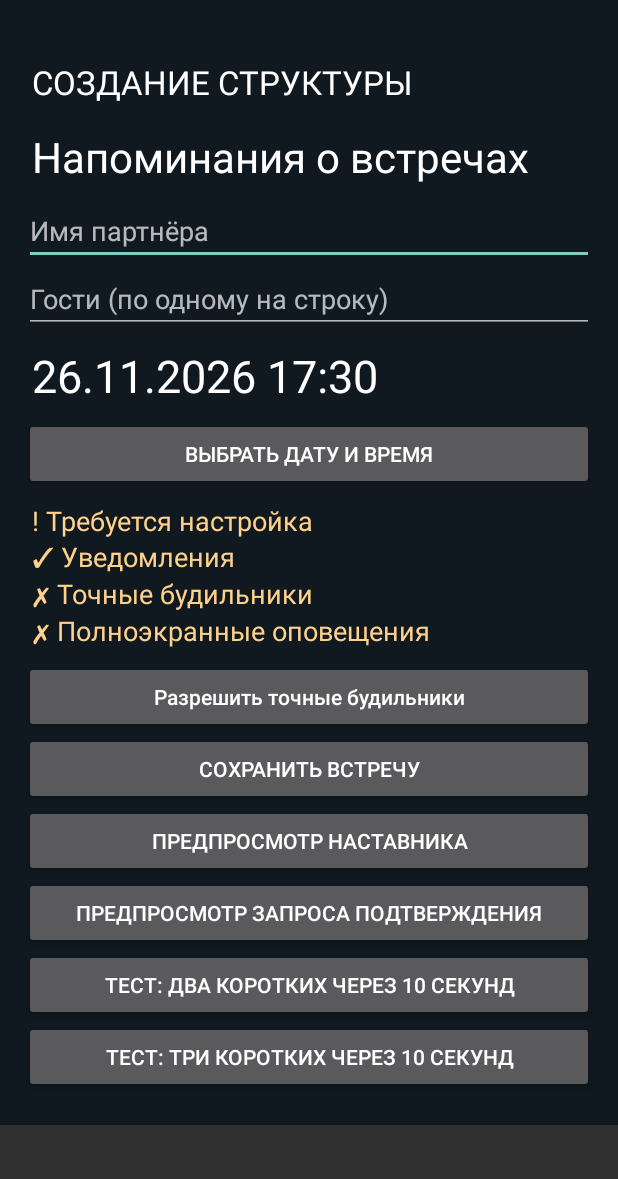
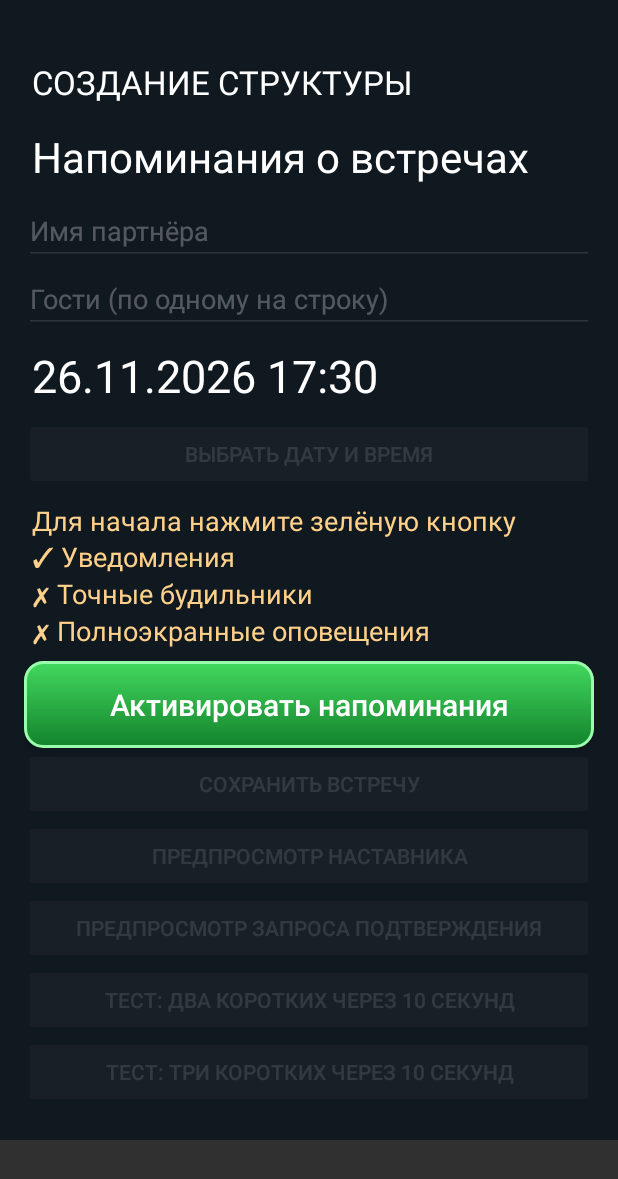
Before and after one commit to sbaigazinov32-svg/my-project, an Android app: the screen it shows after launch (MainActivity), on a phone screen of 412 x 824 dp. Shown: the top 1179 px of the screen. Run offline under Robolectric (Android 15) with nearby library versions, the phone set to English and light mode, and no system bars; our stand-ins replace data binding.

Commit message:
Guide permission activation from one green button and gate home controls

```diff
--- a/reminder-android/app/src/main/java/kz/structure/reminder/MainActivity.java
+++ b/reminder-android/app/src/main/java/kz/structure/reminder/MainActivity.java
@@ -9,7 +9,7 @@ public class MainActivity extends Activity {
  String fmt(long t,String f){return new SimpleDateFormat(f,new Locale("ru","RU")).format(new Date(t));}
  public void onCreate(Bundle b){super.onCreate(b);if(b!=null&&b.getParcelable("visibleAlarm")!=null){showAlarm((Intent)b.getParcelable("visibleAlarm"));return;}if(getIntent().hasExtra("stage"))showAlarm(getIntent());else home();}
  protected void onNewIntent(Intent i){super.onNewIntent(i);setIntent(i);if(i.hasExtra("stage"))showAlarm(i);else home();}
- void home(){visibleAlarm=null;actions=null;if(Build.VERSION.SDK_INT>=27){setShowWhenLocked(false);setTurnScreenOn(false);}getWindow().clearFlags(android.view.WindowManager.LayoutParams.FLAG_KEEP_SCREEN_ON);base();label("СОЗДАНИЕ СТРУКТУРЫ",22);label("Напоминания о встречах",28);partner=field("Имя партнёра");guests=field("Гости (по одному на строку)");date=Calendar.getInstance();date.add(Calendar.HOUR,7);time=label(fmt(date.getTimeInMillis(),"dd.MM.yyyy HH:mm"),30);button("Выбрать дату и время",()->new DatePickerDialog(this,(v,y,m,d)->{date.set(y,m,d);new TimePickerDialog(this,(w,h,min)->{date.set(Calendar.HOUR_OF_DAY,h);date.set(Calendar.MINUTE,min);date.set(Calendar.SECOND,0);time.setText(fmt(date.getTimeInMillis(),"dd.MM.yyyy HH:mm"));},date.get(Calendar.HOUR_OF_DAY),date.get(Calendar.MINUTE),true).show();},date.get(Calendar.YEAR),date.get(Calendar.MONTH),date.get(Calendar.DAY_OF_MONTH)).show());permissionPanel();button("Сохранить встречу",()->schedule());button("Предпросмотр наставника",()->showAlarm(data(2,date.getTimeInMillis(),900).putExtra("mentor",true)));button("Предпросмотр запроса подтверждения",()->showAlarm(data(2,date.getTimeInMillis(),901).putExtra("mentor",true).putExtra("approval",true)));button("Тест: два коротких через 10 секунд",()->test(6));button("Тест: три коротких через 10 секунд",()->test(2));}
+ void home(){permissionStatus=null;permissionButton=null;visibleAlarm=null;actions=null;if(Build.VERSION.SDK_INT>=27){setShowWhenLocked(false);setTurnScreenOn(false);}getWindow().clearFlags(android.view.WindowManager.LayoutParams.FLAG_KEEP_SCREEN_ON);base();label("СОЗДАНИЕ СТРУКТУРЫ",22);label("Напоминания о встречах",28);partner=field("Имя партнёра");guests=field("Гости (по одному на строку)");date=Calendar.getInstance();date.add(Calendar.HOUR,7);time=label(fmt(date.getTimeInMillis(),"dd.MM.yyyy HH:mm"),30);button("Выбрать дату и время",()->new DatePickerDialog(this,(v,y,m,d)->{date.set(y,m,d);new TimePickerDialog(this,(w,h,min)->{date.set(Calendar.HOUR_OF_DAY,h);date.set(Calendar.MINUTE,min);date.set(Calendar.SECOND,0);time.setText(fmt(date.getTimeInMillis(),"dd.MM.yyyy HH:mm"));},date.get(Calendar.HOUR_OF_DAY),date.get(Calendar.MINUTE),true).show();},date.get(Calendar.YEAR),date.get(Calendar.MONTH),date.get(Calendar.DAY_OF_MONTH)).show());permissionPanel();button("Сохранить встречу",()->schedule());button("Предпросмотр наставника",()->showAlarm(data(2,date.getTimeInMillis(),900).putExtra("mentor",true)));button("Предпросмотр запроса подтверждения",()->showAlarm(data(2,date.getTimeInMillis(),901).putExtra("mentor",true).putExtra("approval",true)));button("Тест: два коротких через 10 секунд",()->test(6));button("Тест: три коротких через 10 секунд",()->test(2));refreshPermissions();}
  Intent data(int stage,long meeting,int id){return new Intent(this,AlarmReceiver.class).putExtra("stage",stage).putExtra("meeting",meeting).putExtra("partner",partner.getText().toString()).putExtra("guests",guests.getText().toString()).putExtra("id",id);}
  boolean set(Intent i,long when){AlarmManager a=getSystemService(AlarmManager.class);if(Build.VERSION.SDK_INT>=31&&!a.canScheduleExactAlarms()){Toast.makeText(this,"Разрешите точные будильники",1).show();return false;}PendingIntent p=PendingIntent.getBroadcast(this,i.getIntExtra("id",0),i,PendingIntent.FLAG_UPDATE_CURRENT|PendingIntent.FLAG_IMMUTABLE);PendingIntent show=PendingIntent.getActivity(this,i.getIntExtra("id",0),new Intent(this,MainActivity.class).putExtras(i),PendingIntent.FLAG_UPDATE_CURRENT|PendingIntent.FLAG_IMMUTABLE);a.setAlarmClock(new AlarmManager.AlarmClockInfo(when,show),p);return true;}
  void test(int stage){set(data(stage,System.currentTimeMillis()+10000+stage*3600000L,stage),System.currentTimeMillis()+10000);}
@@ -52,9 +52,17 @@ public class MainActivity extends Activity {
  boolean notificationsReady(){return getSystemService(NotificationManager.class).areNotificationsEnabled();}
  boolean exactReady(){return Build.VERSION.SDK_INT<31||getSystemService(AlarmManager.class).canScheduleExactAlarms();}
  boolean fullReady(){return Build.VERSION.SDK_INT<34||getSystemService(NotificationManager.class).canUseFullScreenIntent();}
- void permissionPanel(){permissionStatus=label("",18);permissionButton=new Button(this);permissionButton.setAllCaps(false);layout.addView(permissionButton);permissionButton.setOnClickListener(v->configurePermissions());refreshPermissions();}
- void refreshPermissions(){if(visibleAlarm!=null||permissionStatus==null)return;boolean n=notificationsReady(),e=exactReady(),f=fullReady();permissionStatus.setText((n&&e&&f?"✓ Напоминания готовы":"! Требуется настройка")+"\n"+(n?"✓":"✗")+" Уведомления\n"+(e?"✓":"✗")+" Точные будильники\n"+(f?"✓":"✗")+" Полноэкранные оповещения");permissionStatus.setTextColor(n&&e&&f?0xff83e6a2:0xffffd18a);permissionButton.setText(!n?"Настроить уведомления":!e?"Разрешить точные будильники":!f?"Включить полноэкранные оповещения":"Проверить готовность");}
- void configurePermissions(){try{if(!notificationsReady()){if(Build.VERSION.SDK_INT>=33&&checkSelfPermission("android.permission.POST_NOTIFICATIONS")!=android.content.pm.PackageManager.PERMISSION_GRANTED){requestPermissions(new String[]{"android.permission.POST_NOTIFICATIONS"},1);}else startActivity(new Intent(Settings.ACTION_APP_NOTIFICATION_SETTINGS).putExtra(Settings.EXTRA_APP_PACKAGE,getPackageName()));}else if(!exactReady()){startActivity(new Intent(Settings.ACTION_REQUEST_SCHEDULE_EXACT_ALARM,Uri.parse("package:"+getPackageName())));}else if(!fullReady()){startActivity(new Intent(Settings.ACTION_MANAGE_APP_USE_FULL_SCREEN_INTENT,Uri.parse("package:"+getPackageName())));}else Toast.makeText(this,"Все три разрешения предоставлены",0).show();}catch(ActivityNotFoundException ex){startActivity(new Intent(Settings.ACTION_APPLICATION_DETAILS_SETTINGS,Uri.parse("package:"+getPackageName())));}}
+
+ int pendingPermission=0;
+ boolean activationRunning=false;
+ boolean ready(){return notificationsReady()&&exactReady()&&fullReady();}
+ void permissionPanel(){permissionStatus=label("",18);permissionButton=new Button(this);permissionButton.setAllCaps(false);permissionButton.setTextSize(20);permissionButton.setMinHeight(dp(58));layout.addView(permissionButton);permissionButton.setOnClickListener(v->{activationRunning=true;advancePermissions();});}
+ void refreshPermissions(){if(visibleAlarm!=null||permissionStatus==null||permissionButton==null)return;boolean n=notificationsReady(),e=exactReady(),f=fullReady(),ok=n&&e&&f;permissionStatus.setText((ok?"✓ Напоминания готовы":"Для начала нажмите зелёную кнопку")+"\n"+(n?"✓":"✗")+" Уведомления\n"+(e?"✓":"✗")+" Точные будильники\n"+(f?"✓":"✗")+" Полноэкранные оповещения");permissionStatus.setTextColor(ok?0xff83e6a2:0xffffd18a);
+ for(int j=0;j<layout.getChildCount();j++){android.view.View v=layout.getChildAt(j);if(v!=permissionButton&&(v instanceof Button||v instanceof EditText)){v.setEnabled(ok);v.setAlpha(ok?1f:0.4f);}}
+ permissionButton.setText(ok?"✓ Напоминания активированы":"Активировать напоминания");permissionButton.setEnabled(!ok&&!activationRunning);permissionButton.setTextColor(Color.WHITE);android.graphics.drawable.GradientDrawable bg=new android.graphics.drawable.GradientDrawable(android.graphics.drawable.GradientDrawable.Orientation.TOP_BOTTOM,new int[]{ok?0xff285a39:0xff42d85e,ok?0xff20482d:0xff13832c});bg.setCornerRadius(dp(12));bg.setStroke(dp(2),0xff9affad);permissionButton.setBackground(bg);}
+ void advancePermissions(){if(visibleAlarm!=null){activationRunning=false;return;}if(ready()){activationRunning=false;pendingPermission=0;refreshPermissions();return;}refreshPermissions();try{if(!notificationsReady()){pendingPermission=1;if(Build.VERSION.SDK_INT>=33&&checkSelfPermission("android.permission.POST_NOTIFICATIONS")!=android.content.pm.PackageManager.PERMISSION_GRANTED&&!getPreferences(0).getBoolean("notificationAsked",false)){getPreferences(0).edit().putBoolean("notificationAsked",true).apply();requestPermissions(new String[]{"android.permission.POST_NOTIFICATIONS"},41);}else startActivityForResult(new Intent(Settings.ACTION_APP_NOTIFICATION_SETTINGS).putExtra(Settings.EXTRA_APP_PACKAGE,getPackageName()),42);}else if(!exactReady()){pendingPermission=2;startActivityForResult(new Intent(Settings.ACTION_REQUEST_SCHEDULE_EXACT_ALARM,Uri.parse("package:"+getPackageName())),42);}else if(!fullReady()){pendingPermission=3;startActivityForResult(new Intent(Settings.ACTION_MANAGE_APP_USE_FULL_SCREEN_INTENT,Uri.parse("package:"+getPackageName())),42);}}catch(ActivityNotFoundException ex){activationRunning=false;pendingPermission=0;refreshPermissions();Toast.makeText(this,"Не удалось открыть настройки разрешения",1).show();}}
+ void permissionReturned(){int step=pendingPermission;pendingPermission=0;if(!activationRunning||step==0)return;boolean granted=step==1?notificationsReady():step==2?exactReady():fullReady();if(granted){advancePermissions();}else{activationRunning=false;refreshPermissions();Toast.makeText(this,"Разрешение не включено. Нажмите активацию для продолжения.",1).show();}}
  @Override protected void onResume(){super.onResume();refreshPermissions();}
- @Override public void onRequestPermissionsResult(int request,String[] permissions,int[] results){super.onRequestPermissionsResult(request,permissions,results);refreshPermissions();}
+ @Override protected void onActivityResult(int request,int result,Intent data){super.onActivityResult(request,result,data);if(request==42)new Handler(Looper.getMainLooper()).postDelayed(()->permissionReturned(),350);}
+ @Override public void onRequestPermissionsResult(int request,String[] permissions,int[] results){super.onRequestPermissionsResult(request,permissions,results);if(request==41)permissionReturned();}
 }
```
